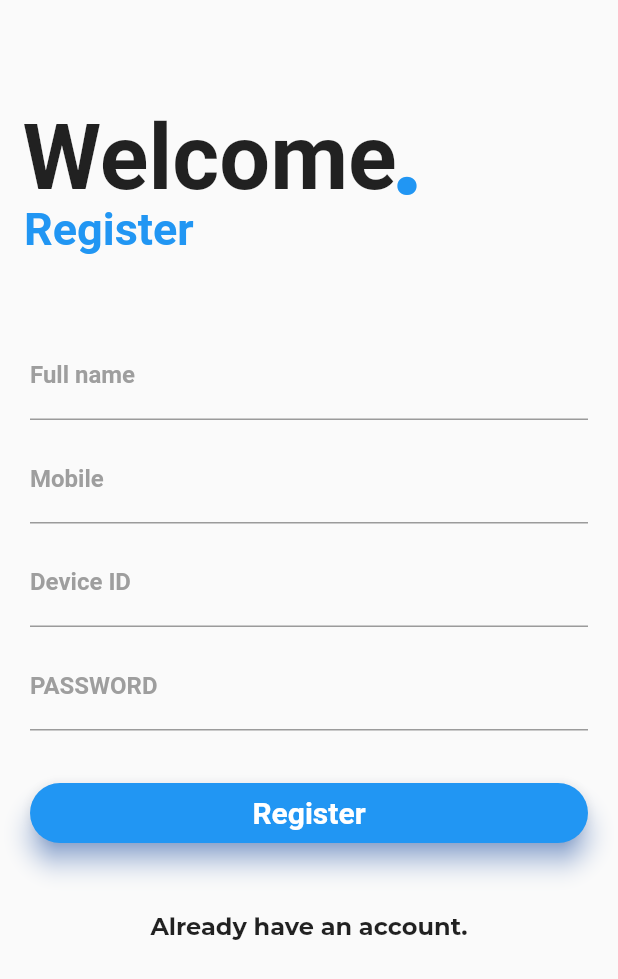
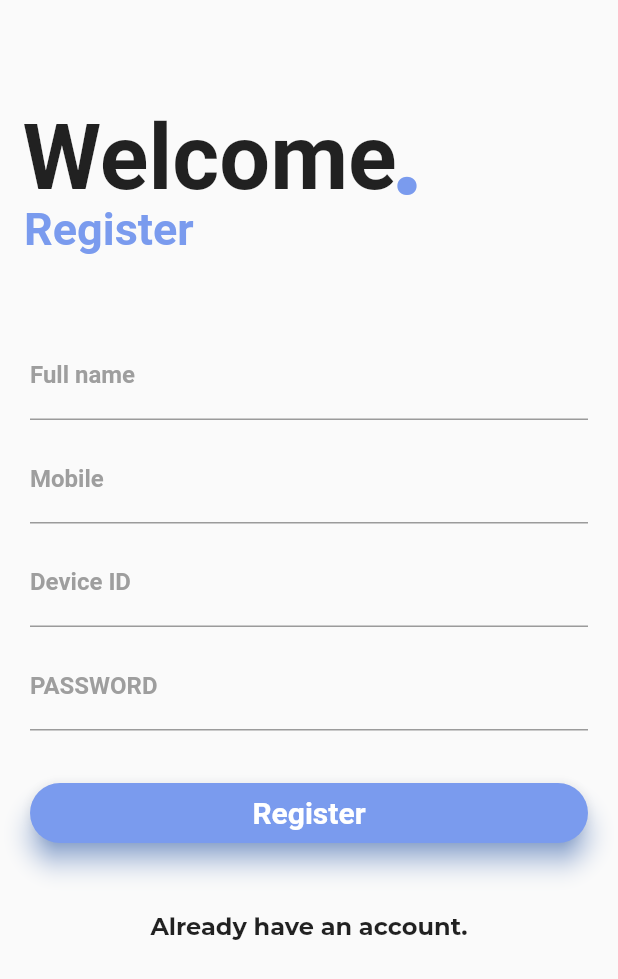
Before and after one commit to kodekittu/iot_app_agriculture, a Flutter app: the screen it shows after launch, after a tap on "LOGIN", after a tap on "Register", on a phone screen of 412 x 824 dp. Shown: the top 979 px of the screen. Run offline on Flutter 3.47's test engine with Material 2 defaults, Android fonts, the phone set to English and light mode, and no system bars; accounts and stored records are empty; project files that could hold a hidden picture were left out.

Commit message:
change color at some places

```diff
--- a/lib/colors.dart
+++ b/lib/colors.dart
@@ -3,7 +3,7 @@ import 'dart:ui';
 import 'package:flutter/material.dart';
 
 const primaryLight = Colors.blueAccent;
-const primaryColor =  Colors.blue;
+const primaryColor =  const Color(0xFF7A9BEE);
 const secondaryColor = Colors.grey;
 const backgroundColor = const Color(0xFF7A9BEE);
 
--- a/lib/screen/login_screen.dart
+++ b/lib/screen/login_screen.dart
@@ -3,6 +3,7 @@ import 'dart:convert';
 import 'package:flutter/cupertino.dart';
 import 'package:http/http.dart' as http;
 import 'package:flutter/material.dart';
+import 'package:iotappagriculture/colors.dart';
 import 'package:iotappagriculture/model/user_login_model.dart';
 
 import '../DashboardPage.dart';
@@ -103,7 +104,8 @@ class _LoginPageState extends State<LoginPage> {
                         style: TextStyle(
                             fontSize: 30.0,
                             fontWeight: FontWeight.bold,
-                            color: Colors.blue)),
+                            color: primaryColor
+                        )),
                   ),
                   Container(
                     padding: EdgeInsets.fromLTRB(295.0, 103.0, 0.0, 0.0),
@@ -111,7 +113,7 @@ class _LoginPageState extends State<LoginPage> {
                         style: TextStyle(
                             fontSize: 80.0,
                             fontWeight: FontWeight.bold,
-                            color: Colors.blue)),
+                            color: primaryColor)),
                   )
                 ],
               ),
@@ -164,7 +166,7 @@ class _LoginPageState extends State<LoginPage> {
                             child: Text(
                               'Forgot Password',
                               style: TextStyle(
-                                color: Colors.blue,
+                                color: primaryColor,
                                 fontWeight: FontWeight.bold,
                                 //fontFamily: 'Montserrat',
                                 //decoration: TextDecoration.underline
@@ -177,8 +179,8 @@ class _LoginPageState extends State<LoginPage> {
                           height: 40.0,
                           child: Material(
                             borderRadius: BorderRadius.circular(20.0),
-                            shadowColor: Colors.blueAccent,
-                            color: Colors.blue,
+                            shadowColor: primaryLight,
+                            color: primaryColor,
                             elevation: 7.0,
                             child: GestureDetector(
                               onTap: () async {
@@ -265,7 +267,7 @@ class _LoginPageState extends State<LoginPage> {
                   child: Text(
                     'Register',
                     style: TextStyle(
-                      color: Colors.blue,
+                      color: primaryColor,
                       //fontFamily: 'Montserrat',
                       fontSize: 16.0,
                       fontWeight: FontWeight.bold,
--- a/lib/screen/register_page.dart
+++ b/lib/screen/register_page.dart
@@ -1,6 +1,7 @@
 import 'package:flutter/material.dart';
 import 'dart:convert';
 import 'package:http/http.dart' as http;
+import 'package:iotappagriculture/colors.dart';
 import '../model/user_register_model.dart';
 
 import 'login_screen.dart';
@@ -151,7 +152,9 @@ class _SignupPageState extends State<SignupPage> {
                           style: TextStyle(
                               fontSize: 30.0,
                               fontWeight: FontWeight.bold,
-                              color: Colors.blue)),
+                              color: primaryColor
+                          )
+                      ),
                     ),
                     Container(
                       padding: EdgeInsets.fromLTRB(260.0, 55.0, 0.0, 0.0),
@@ -160,7 +163,8 @@ class _SignupPageState extends State<SignupPage> {
                         style: TextStyle(
                             fontSize: 80.0,
                             fontWeight: FontWeight.bold,
-                            color: Colors.blue),
+                            color: primaryColor
+                        ),
                       ),
                     )
                   ],
@@ -245,8 +249,8 @@ class _SignupPageState extends State<SignupPage> {
                             height: 40.0,
                             child: Material(
                               borderRadius: BorderRadius.circular(20.0),
-                              shadowColor: Colors.blueAccent,
-                              color: Colors.blue,
+                              shadowColor: primaryLight,
+                              color: primaryColor,
                               elevation: 7.0,
                               child: GestureDetector(
                                 onTap: () {
--- a/lib/setting.dart
+++ b/lib/setting.dart
@@ -1,4 +1,5 @@
 import 'package:flutter/material.dart';
+import 'package:iotappagriculture/colors.dart';
 import 'detailsPage.dart';
 
 class DeviceSelectionPage extends StatelessWidget {
@@ -42,7 +43,7 @@ class DeviceSelectionPage extends StatelessWidget {
     }
 
     return Scaffold(
-      backgroundColor: Color(0xFF7A9BEE),
+      backgroundColor: backgroundColor,
       body: ListView(
         children: <Widget>[
           Padding(
```
Also changed, not shown: lib/DashboardPage.dart (+11 -5 lines), lib/detailsPage.dart (+10 -6 lines), lib/widget/original.dart (renamed from lib/original.dart).
